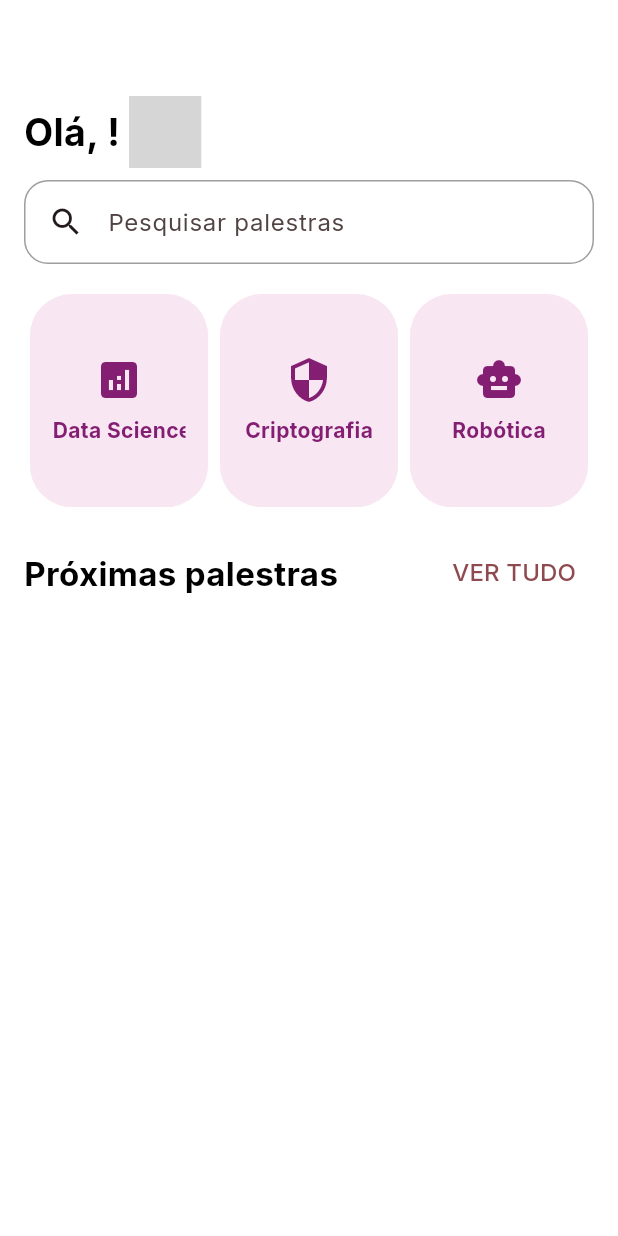
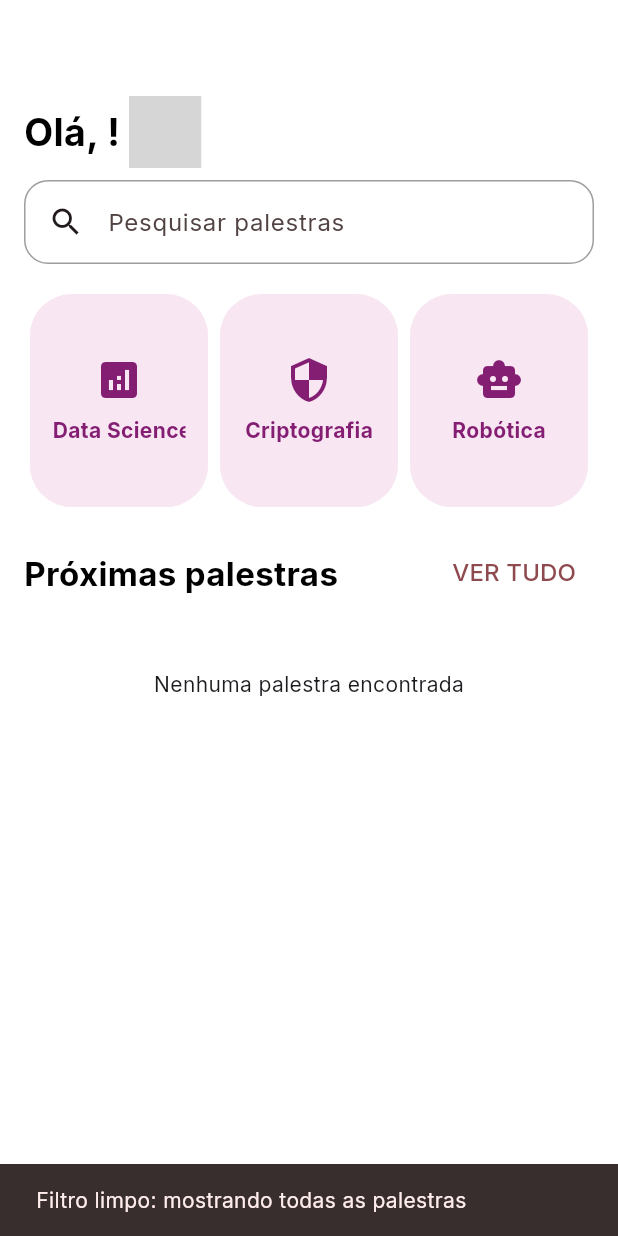
Before and after one commit to arthwho/CompuDECSI, a Flutter app: the Home screen opened directly, after a tap on "VER TUDO", on a phone screen of 412 x 824 dp. Run offline on Flutter 3.47's test engine with Material 3 defaults, Android fonts, the phone set to English and light mode, and no system bars; our stand-ins replace cloud_firestore, firebase_auth, firebase_core, firebase_storage, flutter_svg, google_fonts and 4 more; missing offline and left inert: animated_emoji, gif; accounts and stored records are empty; project files that could hold a hidden picture were left out; grey boxes are pictures that could not be loaded.

```diff
--- a/lib/pages/home.dart
+++ b/lib/pages/home.dart
@@ -10,18 +10,20 @@ import 'package:compudecsi/services/shared_pref.dart';
 import 'package:animated_emoji/animated_emoji.dart';
 
 enum CardInfo {
-  dataScience('Data Science', Icons.analytics),
-  cryptography('Criptografia', Icons.security),
-  robotics('Robótica', Icons.smart_toy),
-  ai('Inteligência\n Artificial', Icons.psychology),
-  software('Software', Icons.code),
-  computing('Computação', Icons.computer),
-  electronics('Eletrônica', Icons.electric_bolt),
-  telecom('Redes', Icons.signal_cellular_alt);
+  dataScience('Data Science', 'data_science', Icons.analytics),
+  cryptography('Criptografia', 'cryptography', Icons.security),
+  robotics('Robótica', 'robotics', Icons.smart_toy),
+  ai('Inteligência\n Artificial', 'ai', Icons.psychology),
+  software('Software', 'software', Icons.code),
+  computing('Computação', 'computing', Icons.computer),
+  electronics('Eletrônica', 'electronics', Icons.electric_bolt),
+  telecom('Redes', 'telecom', Icons.signal_cellular_alt);
 
-  const CardInfo(this.label, this.icon);
-  final String label;
+  const CardInfo(this.label, this.value, this.icon);
+  final String label; // Texto para UI
+  final String value; // Valor canônico salvo no Firestore (category)
   final IconData icon;
+
   final Color color = const Color(0xff841e73);
   final Color backgroundColor = const Color(0xffF9E6F3);
 }
@@ -34,7 +36,8 @@ class Home extends StatefulWidget {
 }
 
 class _HomeState extends State<Home> {
-  Stream? eventStream;
+  Stream<QuerySnapshot<Map<String, dynamic>>>? eventStream;
+  String? selectedCategoryValue; // slug canônico (ex.: "ai")
   String? userName;
 
   String formatFirstAndLastName(String? fullName) {
@@ -52,10 +55,37 @@ class _HomeState extends State<Home> {
     return s[0].toUpperCase() + s.substring(1).toLowerCase();
   }
 
-  onTheLoad() async {
-    eventStream = await DatabaseMethods().getAllEvents();
+  Future<void> onTheLoad() async {
+    eventStream = FirebaseFirestore.instance.collection('events').snapshots();
     userName = await SharedpreferenceHelper().getUserName();
-    setState(() {});
+    if (mounted) setState(() {});
+  }
+
+  String labelFor(String value) {
+    return CardInfo.values
+        .firstWhere((c) => c.value == value)
+        .label
+        .replaceAll('\n', ' ');
+  }
+
+  void _applyFilter(String? value) {
+    setState(() {
+      selectedCategoryValue = value;
+      eventStream = (value == null)
+          ? FirebaseFirestore.instance.collection('events').snapshots()
+          : FirebaseFirestore.instance
+                .collection('events')
+                .where('category', isEqualTo: value)
+                .snapshots();
+    });
+    if (!mounted) return;
+    final msg = value == null
+        ? 'Filtro limpo: mostrando todas as palestras'
+        : 'Filtrando por "${labelFor(value)}"';
+    ScaffoldMessenger.of(context).hideCurrentSnackBar();
+    ScaffoldMessenger.of(context).showSnackBar(
+      SnackBar(duration: const Duration(milliseconds: 900), content: Text(msg)),
+    );
   }
 
   @override
@@ -65,17 +95,31 @@ class _HomeState extends State<Home> {
   }
 
   Widget allEvents() {
-    return StreamBuilder(
+    return StreamBuilder<QuerySnapshot<Map<String, dynamic>>>(
+      key: ValueKey(selectedCategoryValue ?? 'all'),
       stream: eventStream,
-      builder: (context, AsyncSnapshot snapshot) {
-        return snapshot.hasData
-            ? ListView.builder(
+      builder: (context, snapshot) {
+        if (snapshot.connectionState == ConnectionState.waiting) {
+          return const Center(child: CircularProgressIndicator());
+        }
+        if (!snapshot.hasData || snapshot.data!.docs.isEmpty) {
+          final sem = 'Nenhuma palestra encontrada';
+          final comp = (selectedCategoryValue != null)
+              ? ' para "${labelFor(selectedCategoryValue!)}"'
+              : '';
+          return Padding(
+            padding: const EdgeInsets.symmetric(vertical: 24.0),
+            child: Center(child: Text(sem + comp)),
+          );
+        }
+        final docs = snapshot.data!.docs;
+        return ListView.builder(
           padding: EdgeInsets.zero,
           shrinkWrap: true,
           physics: NeverScrollableScrollPhysics(),
-                itemCount: snapshot.data.docs.length,
+          itemCount: docs.length,
           itemBuilder: (context, index) {
-                  DocumentSnapshot ds = snapshot.data.docs[index];
+            final ds = docs[index];
             return Center(
               child: Card(
                 color: Colors.white,
@@ -84,8 +128,8 @@ class _HomeState extends State<Home> {
                   borderRadius: BorderRadius.circular(16),
                   side: BorderSide(color: AppColors.border),
                 ),
-                      clipBehavior: Clip
-                          .antiAlias, // Ensures the image respects card corners
+                clipBehavior:
+                    Clip.antiAlias, // Ensures the image respects card corners
                 child: InkWell(
                   onTap: () {
                     Navigator.push(
@@ -118,10 +162,7 @@ class _HomeState extends State<Home> {
                         ),
                       ),
                       Padding(
-                              padding: const EdgeInsets.only(
-                                left: 16.0,
-                                bottom: 8.0,
-                              ),
+                        padding: const EdgeInsets.only(left: 16.0, bottom: 8.0),
                         child: Row(
                           children: [
                             Text(
@@ -220,8 +261,7 @@ class _HomeState extends State<Home> {
               ),
             );
           },
-              )
-            : Container();
+        );
       },
     );
   }
@@ -309,13 +349,20 @@ class _HomeState extends State<Home> {
                   shrinkExtent: 300,
                   consumeMaxWeight: true,
                   children: CardInfo.values.map((CardInfo info) {
+                    final isActive = selectedCategoryValue == info.value;
                     return Material(
-                      elevation: 3.0,
+                      elevation: isActive ? 6.0 : 3.0,
                       borderRadius: BorderRadius.circular(10),
+                      child: InkWell(
+                        borderRadius: BorderRadius.circular(10),
+                        onTap: () => _applyFilter(info.value),
                         child: Container(
                           decoration: BoxDecoration(
                             color: info.backgroundColor,
                             borderRadius: BorderRadius.circular(10),
+                            border: isActive
+                                ? Border.all(color: info.color, width: 2)
+                                : null,
                           ),
                           padding: EdgeInsets.all(15),
                           child: Column(
@@ -336,6 +383,7 @@ class _HomeState extends State<Home> {
                             ],
                           ),
                         ),
+                      ),
                     );
                   }).toList(),
                 ),
@@ -352,9 +400,22 @@ class _HomeState extends State<Home> {
                       fontWeight: FontWeight.bold,
                     ),
                   ),
+                  Row(
+                    children: [
+                      if (selectedCategoryValue != null)
+                        Padding(
+                          padding: const EdgeInsets.only(right: 8.0),
+                          child: Chip(
+                            label: Text(labelFor(selectedCategoryValue!)),
+                            deleteIcon: const Icon(Icons.close),
+                            onDeleted: () => _applyFilter(null),
+                          ),
+                        ),
                       TextButton(
-                    onPressed: () {},
+                        onPressed: () => _applyFilter(null),
                         child: Text('VER TUDO', style: TextStyle(fontSize: 16)),
+                      ),
+                    ],
                   ),
                 ],
               ),
```
Also changed, not shown: lib/admin/upload_event.dart (+24 -1 lines), lib/models/question.dart (added, +79 -0 lines), lib/pages/detail_page.dart (+14 -1 lines), lib/pages/qa_page.dart (added, +64 -0 lines), lib/services/question_service.dart (added, +123 -0 lines), lib/widgets/question_card.dart (added, +192 -0 lines), lib/widgets/question_input.dart (added, +71 -0 lines), lib/widgets/vote_button.dart (added, +36 -0 lines), 1 other file. Lines whose indentation alone changed are shown as unchanged.
